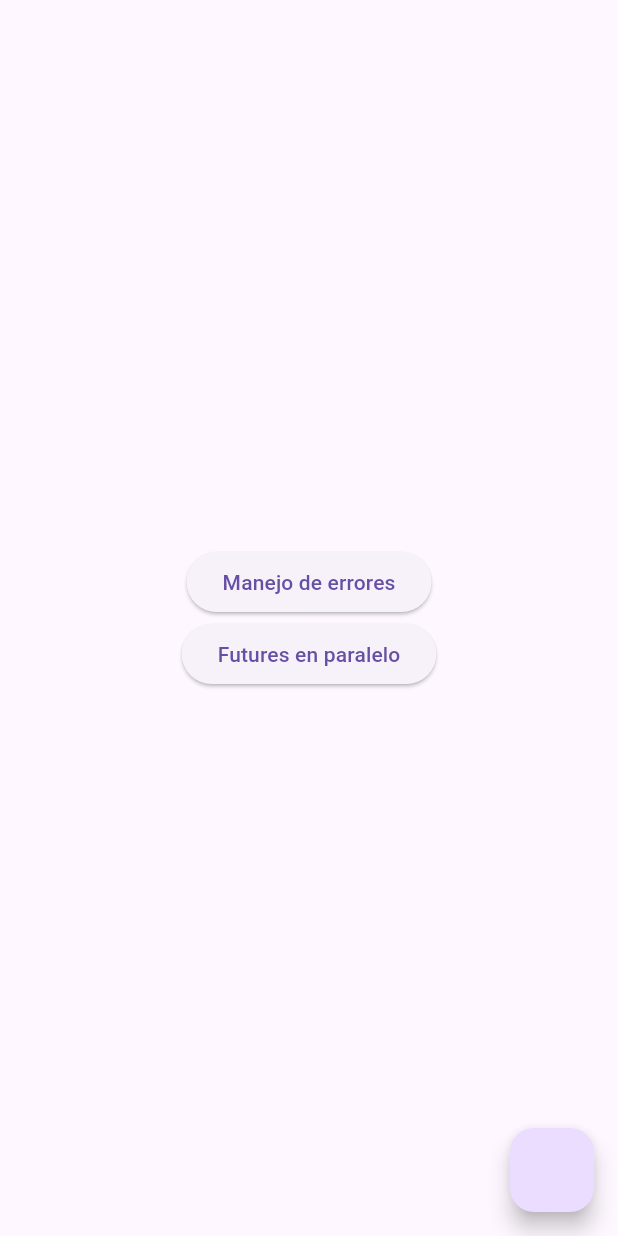
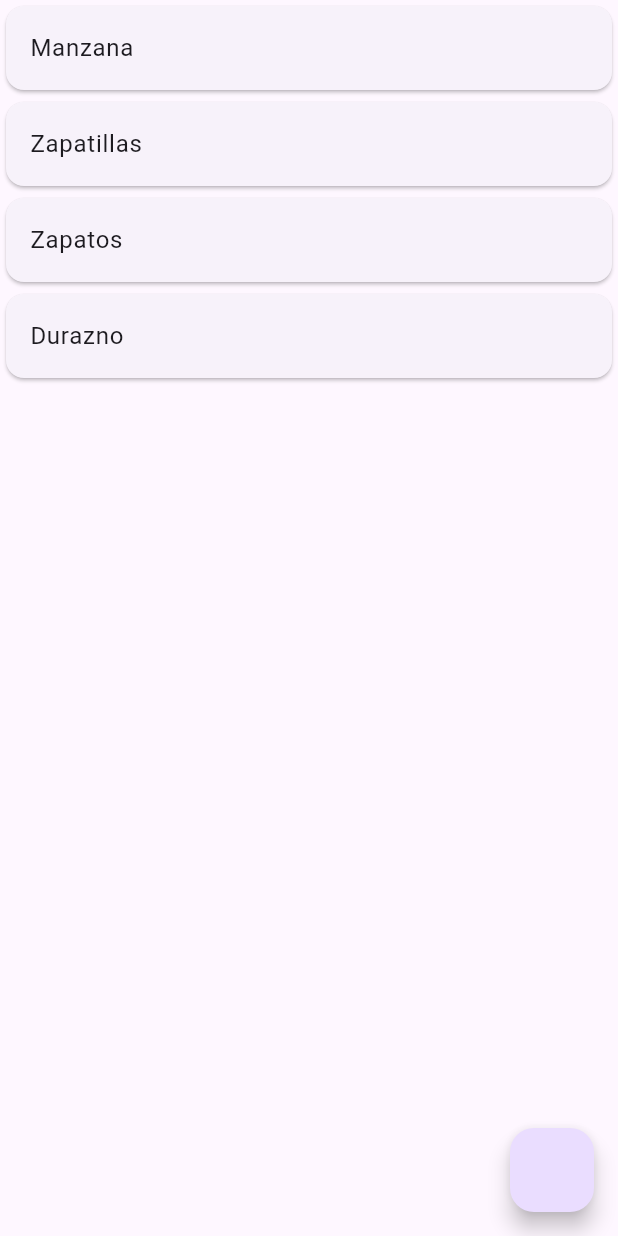
Before and after one commit to fr4nsgallegos/futuresappg14, a Flutter app: the screen it shows after launch, on a phone screen of 412 x 824 dp. Run offline on Flutter 3.47's test engine with Material 3 defaults, Android fonts, the phone set to English and light mode, and no system bars.

Commit message:
future builder

```diff
--- a/lib/pages/home_page.dart
+++ b/lib/pages/home_page.dart
@@ -1,8 +1,11 @@
 import 'package:flutter/material.dart';
 
-class HomePage extends StatelessWidget {
-  const HomePage({super.key});
+class HomePage extends StatefulWidget {
+  @override
+  State<HomePage> createState() => _HomePageState();
+}
 
+class _HomePageState extends State<HomePage> {
   Future<String> obtenerNombre() async {
     print("Obteniendo nombre");
     await Future.delayed(Duration(seconds: 2));
@@ -22,6 +25,28 @@ class HomePage extends StatelessWidget {
     return a ~/ b;
   }
 
+  Future<List<String>> getProducts() async {
+    await Future.delayed(Duration(seconds: 3));
+    return ["Manzana", "Zapatillas", "Zapatos", "Durazno"];
+  }
+
+  List<String> _products = [];
+
+  Future<void> fetchProductos() async {
+    _products = await getProducts();
+    setState(() {});
+    // getProducts().then((value) {
+    //   _products = value;
+    //   setState(() {});
+    // });
+  }
+
+  @override
+  void initState() {
+    super.initState();
+    // fetchProductos();
+  }
+
   @override
   Widget build(BuildContext context) {
     return Scaffold(
@@ -33,41 +58,77 @@ class HomePage extends StatelessWidget {
           print("Fin");
         },
       ),
-      body: Center(
-        child: Column(
-          mainAxisSize: MainAxisSize.min,
-          children: [
-            ElevatedButton(
-              onPressed: () async {
-                try {
-                  final resultado = await dividir(10, 0);
-                  print(resultado);
-                } catch (e, stack) {
-                  print("Error: $e");
-                  print("Stack: $stack");
-                }
-              },
-              child: Text("Manejo de errores"),
-            ),
+      body: FutureBuilder(
+        future: getProducts(),
+        builder: (BuildContext context, AsyncSnapshot snapshot) {
+          print(snapshot);
+          print("Estado: ${snapshot.connectionState}");
+          print("Has Error: ${snapshot.hasError}");
+          print("Error: ${snapshot.error}");
+          print("Has data: ${snapshot.hasData}");
+          print("Data: ${snapshot.data}");
+          if (snapshot.connectionState == ConnectionState.waiting) {
+            return Center(child: CircularProgressIndicator());
+          } else if (snapshot.hasError) {
+            return Center(child: Text("Error: ${snapshot.error}"));
+          } else {
+            List<String> productsBuilder = snapshot.data;
+            return Column(
+              children: productsBuilder
+                  .map((prod) => Card(child: ListTile(title: Text(prod))))
+                  .toList(),
+            );
+          }
 
-            ElevatedButton(
-              onPressed: () async {
-                print("Ejcutando tareas en paralelo......");
+          // return Card(child: ListTile(title: Text("Hola")));
+        },
+      ),
+      // body: _products.isEmpty
+      //     ? Center(child: CircularProgressIndicator())
+      //     : Center(
+      //         child: Column(
+      //           children: _products
+      //               .map((e) => Card(child: ListTile(title: Text(e))))
+      //               .toList(),
+      //         ),
+      //       ),
 
-                final resultados = await Future.wait([
-                  tarea1(),
-                  obtenerNombre(),
-                ]);
+      //EJEMPLOS CON AWAIT Y LOS FUTURES
+      // body: Center(
+      //   child: Column(
+      //     mainAxisSize: MainAxisSize.min,
+      //     children: [
+      //       ElevatedButton(
+      //         onPressed: () async {
+      //           try {
+      //             final resultado = await dividir(10, 0);
+      //             print(resultado);
+      //           } catch (e, stack) {
+      //             print("Error: $e");
+      //             print("Stack: $stack");
+      //           }
+      //         },
+      //         child: Text("Manejo de errores"),
+      //       ),
 
-                print("---------------------------------------");
-                print(resultados);
-                print("---------------------------------------");
-              },
-              child: Text("Futures en paralelo"),
-            ),
-          ],
-        ),
-      ),
+      //       ElevatedButton(
+      //         onPressed: () async {
+      //           print("Ejcutando tareas en paralelo......");
+
+      //           final resultados = await Future.wait([
+      //             tarea1(),
+      //             obtenerNombre(),
+      //           ]);
+
+      //           print("---------------------------------------");
+      //           print(resultados);
+      //           print("---------------------------------------");
+      //         },
+      //         child: Text("Futures en paralelo"),
+      //       ),
+      //     ],
+      //   ),
+      // ),
     );
   }
 }
```
